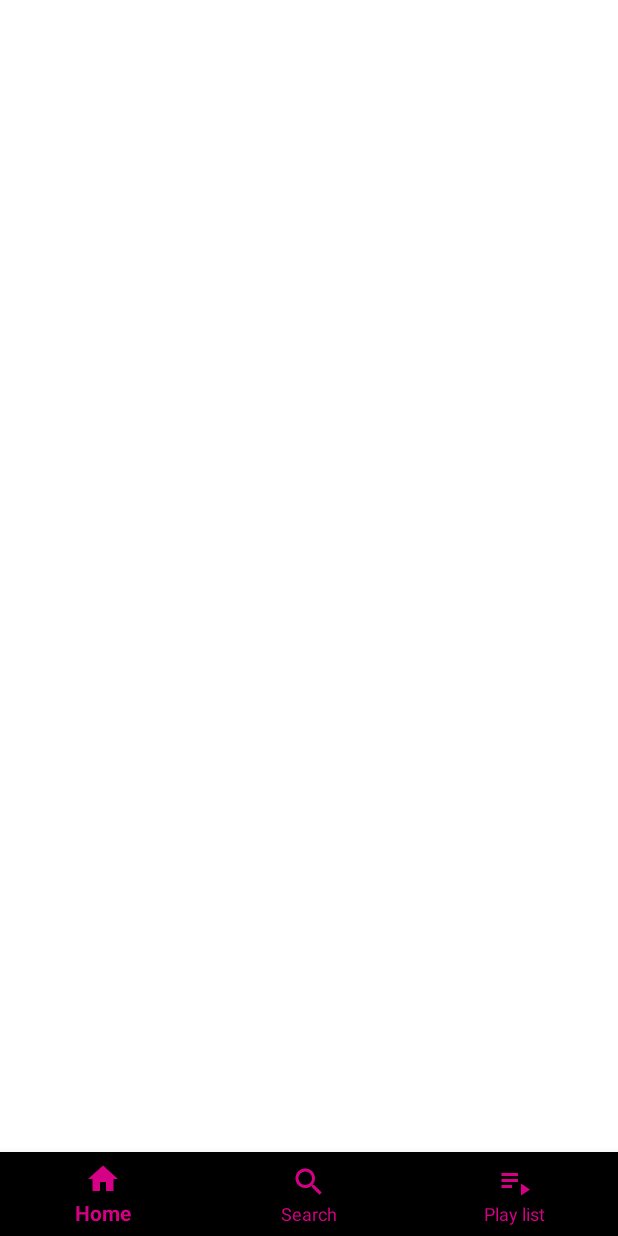
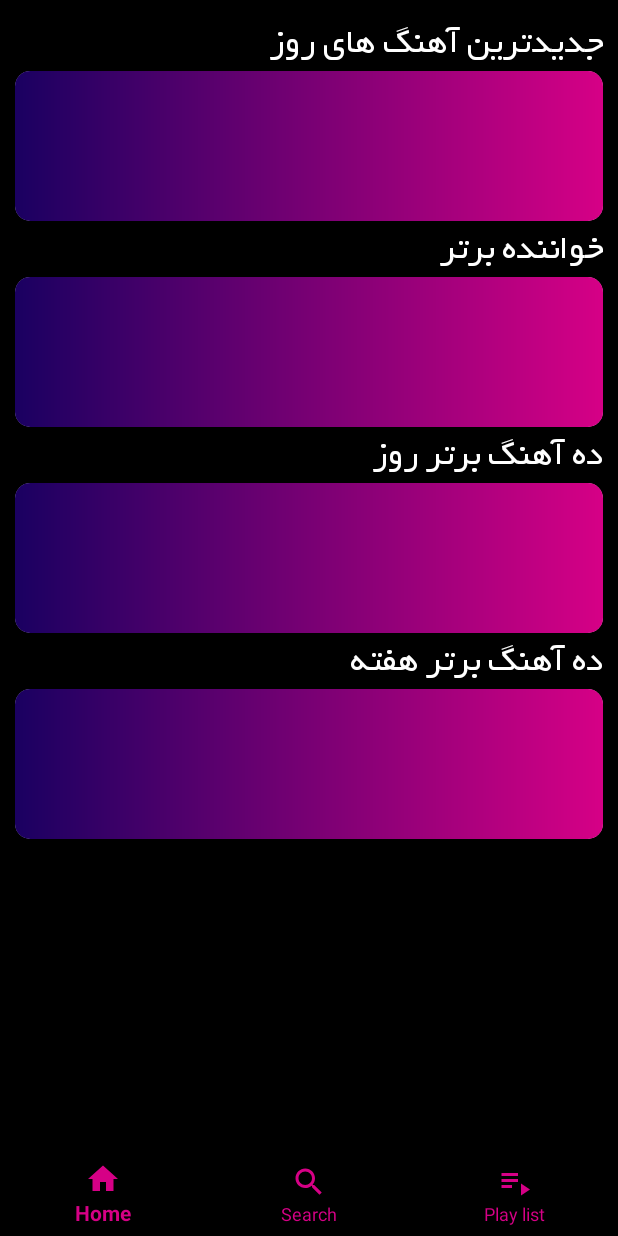
Before and after one commit to ElaheMahmoodi/Melobit, an Android app: the screen it shows after launch (MainActivity), on a phone screen of 412 x 824 dp. Run offline under Robolectric (Android 15) with nearby library versions, the phone set to English and light mode, and no system bars.

Commit message:
Scroll view of HomePage created

```diff
--- a/app/src/main/java/com/example/melobit/MainActivity.java
+++ b/app/src/main/java/com/example/melobit/MainActivity.java
@@ -18,7 +18,9 @@ public class MainActivity extends AppCompatActivity {
 
         BottomNavigationView bottomNav = findViewById(R.id.bottom_nav);
         bottomNav.setOnNavigationItemSelectedListener(navListener);
-
+        Fragment homeFragment = new HomeFragment();
+        getSupportFragmentManager().beginTransaction().replace(R.id.fragment_container,
+                homeFragment).commit();
 
     }
     private BottomNavigationView.OnNavigationItemSelectedListener navListener = new BottomNavigationView.OnNavigationItemSelectedListener() {
--- a/app/src/main/res/layout/fragment_home.xml
+++ b/app/src/main/res/layout/fragment_home.xml
@@ -5,13 +5,99 @@
     android:layout_width="match_parent"
     android:layout_height="match_parent">
 
-    <TextView
+    <ScrollView
         android:layout_width="match_parent"
-        android:layout_height="wrap_content"
-        android:text="Home Fragment"
-        android:textSize="30sp"
+        android:layout_height="match_parent"
+        android:background="#000"
+        android:contentDescription="@string/app_name"
+        android:padding="10dp"
         app:layout_constraintBottom_toBottomOf="parent"
         app:layout_constraintEnd_toEndOf="parent"
         app:layout_constraintStart_toStartOf="parent"
-        app:layout_constraintTop_toTopOf="parent" />
+        app:layout_constraintTop_toTopOf="parent">
+
+        <LinearLayout
+            android:layout_width="match_parent"
+            android:layout_height="wrap_content"
+            android:layoutDirection="rtl"
+            android:orientation="vertical">
+
+            <TextView
+                android:layout_width="match_parent"
+                android:layout_height="match_parent"
+                android:fontFamily="@font/yekan"
+                android:text="جدیدترین آهنگ های روز"
+                android:textColor="#fff"
+                android:textSize="24sp" />
+
+            <androidx.cardview.widget.CardView
+                android:layout_width="match_parent"
+                android:layout_height="100dp"
+                app:cardCornerRadius="10dp">
+
+                <ImageView
+                    android:layout_width="match_parent"
+                    android:layout_height="100dp"
+                    android:src="@drawable/shape" />
+            </androidx.cardview.widget.CardView>
+
+            <TextView
+                android:layout_width="match_parent"
+                android:layout_height="match_parent"
+                android:fontFamily="@font/yekan"
+                android:text="خواننده برتر"
+                android:textColor="#fff"
+                android:textSize="24sp" />
+
+            <androidx.cardview.widget.CardView
+                android:layout_width="match_parent"
+                android:layout_height="100dp"
+                app:cardCornerRadius="10dp">
+
+                <ImageView
+                    android:layout_width="match_parent"
+                    android:layout_height="100dp"
+                    android:src="@drawable/shape" />
+            </androidx.cardview.widget.CardView>
+
+            <TextView
+                android:layout_width="match_parent"
+                android:layout_height="match_parent"
+                android:fontFamily="@font/yekan"
+                android:text="ده آهنگ برتر روز"
+                android:textColor="#fff"
+                android:textSize="24sp" />
+
+            <androidx.cardview.widget.CardView
+                android:layout_width="match_parent"
+                android:layout_height="100dp"
+                app:cardCornerRadius="10dp">
+
+                <ImageView
+                    android:layout_width="match_parent"
+                    android:layout_height="100dp"
+                    android:src="@drawable/shape" />
+            </androidx.cardview.widget.CardView>
+
+            <TextView
+                android:layout_width="match_parent"
+                android:layout_height="match_parent"
+                android:fontFamily="@font/yekan"
+                android:text="ده آهنگ برتر هفته"
+                android:textColor="#fff"
+                android:textSize="24sp" />
+
+            <androidx.cardview.widget.CardView
+                android:layout_width="match_parent"
+                android:layout_height="100dp"
+                app:cardCornerRadius="10dp">
+
+                <ImageView
+                    android:layout_width="match_parent"
+                    android:layout_height="100dp"
+                    android:src="@drawable/shape" />
+            </androidx.cardview.widget.CardView>
+        </LinearLayout>
+
+    </ScrollView>
 </androidx.constraintlayout.widget.ConstraintLayout>
--- a/app/src/main/res/values/themes.xml
+++ b/app/src/main/res/values/themes.xml
@@ -11,6 +11,7 @@
         <item name="colorOnSecondary">@color/black</item>
         <!-- Status bar color. -->
         <item name="android:statusBarColor">?attr/colorPrimaryVariant</item>
+        <item name="android:fontFamily">@font/yekan</item>
         <!-- Customize your theme here. -->
     </style>
     <style name="Theme.Melobit.WhiteAccent">
```
Also changed, not shown: app/src/main/res/font/yekan.ttf (added).
